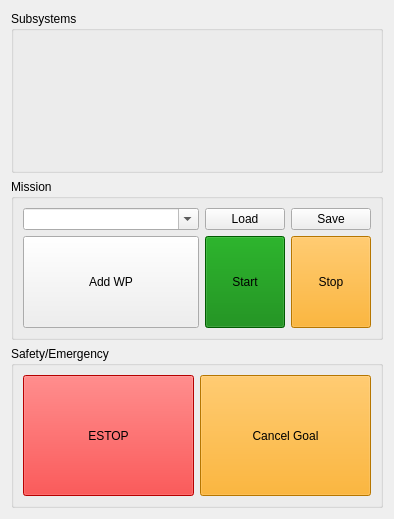
Above: rqt_herox_dashboard/resource/HeroxDashboard.ui from robco-therobotcompany/herox_desktop before the change. Below: the same form after it.
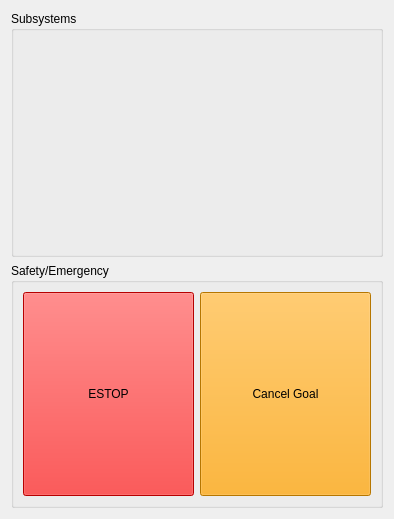
That is the form after the change.

Patch:
```diff
--- a/rqt_herox_dashboard/resource/HeroxDashboard.ui
+++ b/rqt_herox_dashboard/resource/HeroxDashboard.ui
@@ -33,132 +33,6 @@
      <layout class="QGridLayout" name="gridLayout"/>
     </widget>
    </item>
-   <item>
-    <widget class="QGroupBox" name="gbxMission">
-     <property name="sizePolicy">
-      <sizepolicy hsizetype="Preferred" vsizetype="Preferred">
-       <horstretch>0</horstretch>
-       <verstretch>0</verstretch>
-      </sizepolicy>
-     </property>
-     <property name="title">
-      <string>Mission</string>
-     </property>
-     <layout class="QGridLayout" name="gridLayout_2" rowstretch="0,0,0,0" columnstretch="0,0,0,0,0">
-      <item row="0" column="0" colspan="3">
-       <widget class="QComboBox" name="cbxMission">
-        <property name="editable">
-         <bool>true</bool>
-        </property>
-       </widget>
-      </item>
-      <item row="0" column="4">
-       <widget class="QPushButton" name="btnSaveMission">
-        <property name="autoFillBackground">
-         <bool>false</bool>
-        </property>
-        <property name="text">
-         <string>Save</string>
-        </property>
-        <property name="checkable">
-         <bool>false</bool>
-        </property>
-        <property name="flat">
-         <bool>false</bool>
-        </property>
-       </widget>
-      </item>
-      <item row="3" column="4">
-       <widget class="QPushButton" name="btnStopMission">
-        <property name="sizePolicy">
-         <sizepolicy hsizetype="Minimum" vsizetype="Minimum">
-          <horstretch>0</horstretch>
-          <verstretch>0</verstretch>
-         </sizepolicy>
-        </property>
-        <property name="autoFillBackground">
-         <bool>false</bool>
-        </property>
-        <property name="styleSheet">
-         <string notr="true">background-color: orange</string>
-        </property>
-        <property name="text">
-         <string>Stop</string>
-        </property>
-        <property name="checkable">
-         <bool>false</bool>
-        </property>
-        <property name="flat">
-         <bool>false</bool>
-        </property>
-       </widget>
-      </item>
-      <item row="0" column="3">
-       <widget class="QPushButton" name="btnLoadMission">
-        <property name="autoFillBackground">
-         <bool>false</bool>
-        </property>
-        <property name="text">
-         <string>Load</string>
-        </property>
-        <property name="checkable">
-         <bool>false</bool>
-        </property>
-        <property name="flat">
-         <bool>false</bool>
-        </property>
-       </widget>
-      </item>
-      <item row="3" column="3">
-       <widget class="QPushButton" name="btnStartMission">
-        <property name="sizePolicy">
-         <sizepolicy hsizetype="Minimum" vsizetype="Minimum">
-          <horstretch>0</horstretch>
-          <verstretch>0</verstretch>
-         </sizepolicy>
-        </property>
-        <property name="autoFillBackground">
-         <bool>false</bool>
-        </property>
-        <property name="styleSheet">
-         <string notr="true">background-color: green</string>
-        </property>
-        <property name="text">
-         <string>Start</string>
-        </property>
-        <property name="checkable">
-         <bool>false</bool>
-        </property>
-        <property name="flat">
-         <bool>false</bool>
-        </property>
-       </widget>
-      </item>
-      <item row="3" column="0" colspan="3">
-       <widget class="QPushButton" name="btnAddWaypoint">
-        <property name="sizePolicy">
-         <sizepolicy hsizetype="Minimum" vsizetype="Minimum">
-          <horstretch>0</horstretch>
-          <verstretch>0</verstretch>
-         </sizepolicy>
-        </property>
-        <property name="autoFillBackground">
-         <bool>false</bool>
-        </property>
-        <property name="text">
-         <string>Add WP</string>
-        </property>
-        <property name="checkable">
-         <bool>false</bool>
-        </property>
-        <property name="flat">
-         <bool>false</bool>
-        </property>
-       </widget>
-      </item>
-     </layout>
-    </widget>
-   </item>
    <item>
     <widget class="QGroupBox" name="gbxSafety">
      <property name="title">
```
